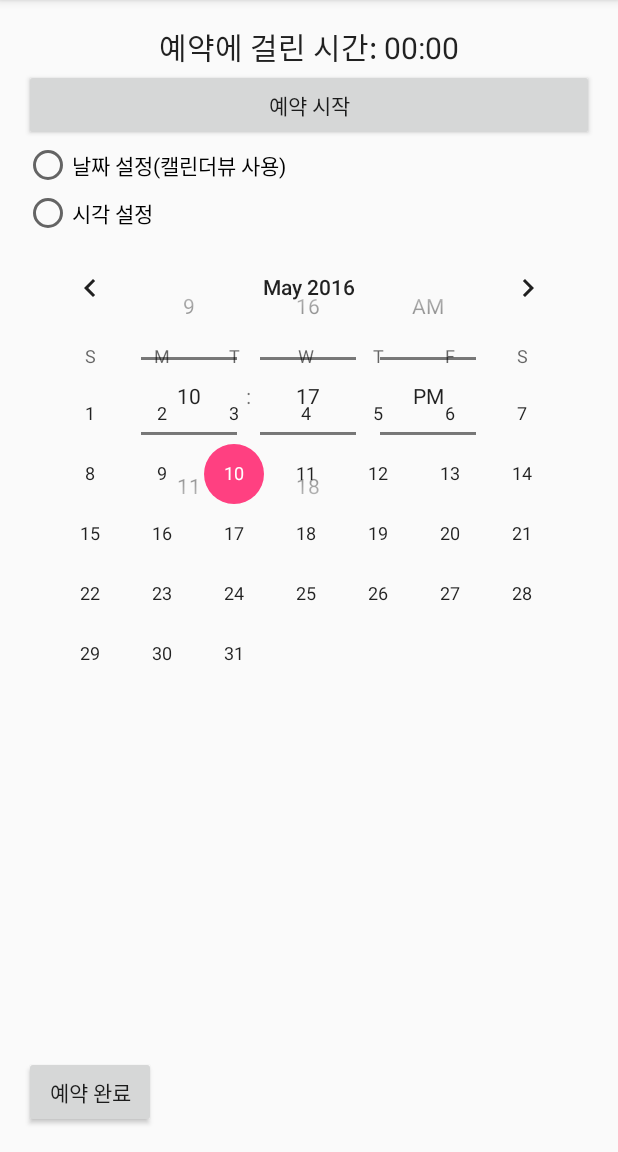
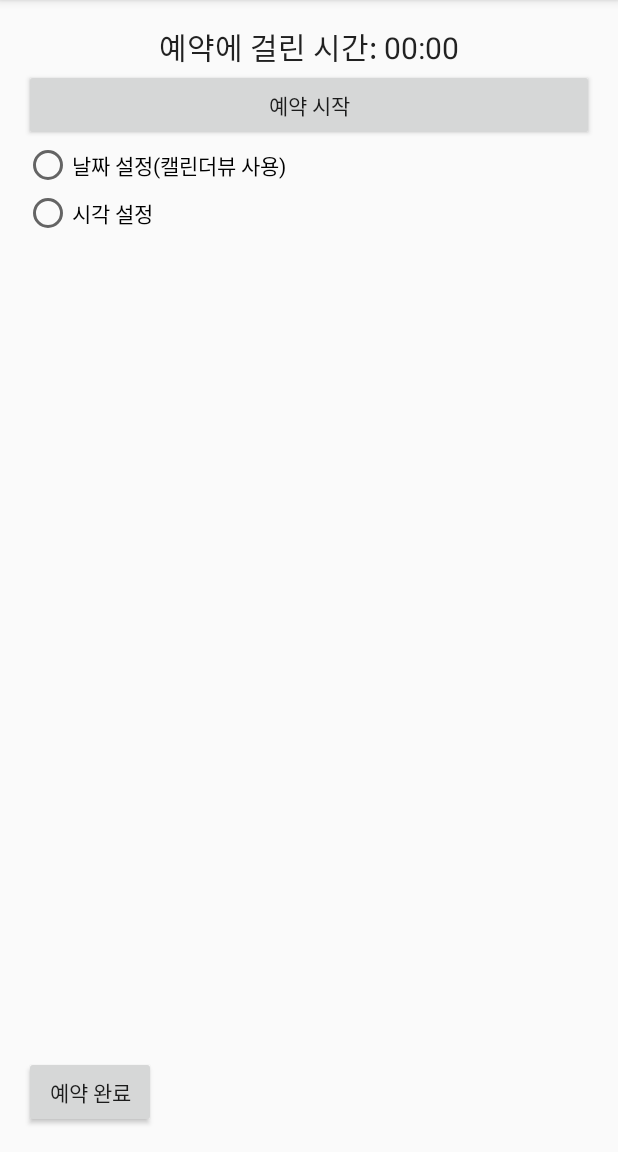
Before and after one commit to kjminn/reservation_system, an Android app: the screen it shows after launch (MainActivity), on a phone screen of 412 x 824 dp, the part 84-1236 px from its top. Run offline under Robolectric (Android 15) with nearby library versions, the phone set to English and light mode, and no system bars.

Commit message:
#2 First Event Programming

```diff
--- a/app/src/main/java/kr/hs/emirim/kjminn/reservationsystem/MainActivity.java
+++ b/app/src/main/java/kr/hs/emirim/kjminn/reservationsystem/MainActivity.java
@@ -2,12 +2,36 @@ package kr.hs.emirim.kjminn.reservationsystem;
 
 import android.support.v7.app.AppCompatActivity;
 import android.os.Bundle;
+import android.view.View;
+import android.widget.Button;
+import android.widget.CalendarView;
+import android.widget.Chronometer;
+import android.widget.RadioButton;
+import android.widget.TextView;
+import android.widget.TimePicker;
 
 public class MainActivity extends AppCompatActivity {
+    Chronometer chrono;
+    Button butStart,butDone;
+    RadioButton radioDate, radioTime;
+    CalendarView calView;
+    TimePicker timePick;
+    TextView textResult;
 
     @Override
     protected void onCreate(Bundle savedInstanceState) {
         super.onCreate(savedInstanceState);
         setContentView(R.layout.activity_main);
+
+        chrono=(Chronometer)findViewById(R.id.chrono);
+        butStart=(Button)findViewById(R.id.but_start);
+        butDone=(Button)findViewById(R.id.but_done);
+        radioDate=(RadioButton)findViewById(R.id.radio_date);
+        radioTime=(RadioButton)findViewById(R.id.radio_time);
+        calView=(CalendarView)findViewById(R.id.calendar);
+        timePick=(TimePicker)findViewById(R.id.time_pick);
+        textResult=(TextView)findViewById(R.id.text_result);
+        timePick.setVisibility(View.INVISIBLE);
+        calView.setVisibility(View.INVISIBLE);
     }
 }
--- a/app/src/main/res/layout/activity_main.xml
+++ b/app/src/main/res/layout/activity_main.xml
@@ -55,7 +55,7 @@
                 android:layout_width="match_parent"
                 android:layout_height="match_parent"/>
             <TimePicker
-                android:id="@+id/time"
+                android:id="@+id/time_pick"
                 android:layout_width="match_parent"
                 android:layout_height="wrap_content"
                 android:timePickerMode="spinner"
```
